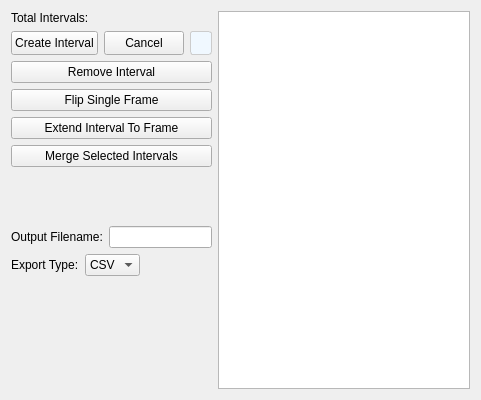
This is src/WhiskerToolbox/DataManager_Widget/DigitalIntervalSeries_Widget/DigitalIntervalSeries_Widget.ui in paulmthompson/WhiskerToolbox as Qt 5 draws it before an edit. The edited form follows.
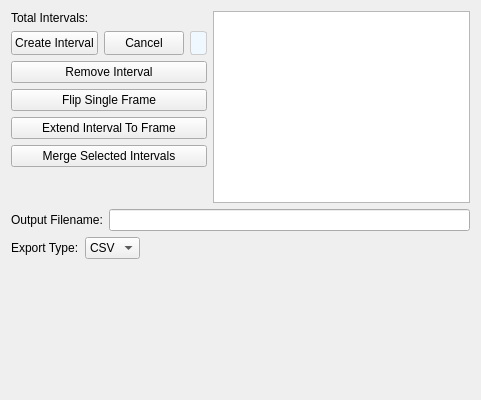
This is the edited form. Custom widgets are drawn as their Qt base class.

Commit message: better layout of data manager sub widgets

Patch:
```diff
--- a/src/WhiskerToolbox/DataManager_Widget/DigitalIntervalSeries_Widget/DigitalIntervalSeries_Widget.ui
+++ b/src/WhiskerToolbox/DataManager_Widget/DigitalIntervalSeries_Widget/DigitalIntervalSeries_Widget.ui
@@ -13,6 +13,8 @@
   <property name="windowTitle">
    <string>Form</string>
   </property>
+  <layout class="QVBoxLayout" name="mainVerticalLayout">
+   <item>
   <layout class="QHBoxLayout" name="horizontalLayout">
    <item>
     <layout class="QVBoxLayout" name="verticalLayout_2">
@@ -158,6 +160,38 @@
        </property>
       </spacer>
      </item>
+    </layout>
+   </item>
+   <item>
+    <layout class="QVBoxLayout" name="verticalLayout_3">
+     <item>
+      <widget class="QTableView" name="tableView"/>
+     </item>
+    </layout>
+   </item>
+  </layout>
+ </item>
+ <item>
+  <widget class="Section" name="export_section" native="true">
+   <property name="sizePolicy">
+    <sizepolicy hsizetype="Expanding" vsizetype="Preferred">
+     <horstretch>0</horstretch>
+     <verstretch>0</verstretch>
+    </sizepolicy>
+   </property>
+   <layout class="QVBoxLayout" name="exportSectionLayout">
+    <property name="leftMargin">
+     <number>0</number>
+    </property>
+    <property name="topMargin">
+     <number>0</number>
+    </property>
+    <property name="rightMargin">
+     <number>0</number>
+    </property>
+    <property name="bottomMargin">
+     <number>0</number>
+    </property>
      <item>
       <layout class="QHBoxLayout" name="filenameLayout">
        <item>
@@ -217,27 +251,21 @@
        <widget class="CSVIntervalSaver_Widget" name="csv_interval_saver_widget"/>
       </widget>
      </item>
+   </layout>
+  </widget>
+ </item>
      <item>
-      <spacer name="verticalSpacer">
+  <spacer name="verticalSpacer_bottom">
        <property name="orientation">
         <enum>Qt::Orientation::Vertical</enum>
        </property>
        <property name="sizeHint" stdset="0">
         <size>
          <width>20</width>
-         <height>40</height>
+     <height>10</height>
         </size>
        </property>
       </spacer>
-     </item>
-    </layout>
-   </item>
-   <item>
-    <layout class="QVBoxLayout" name="verticalLayout_3">
-     <item>
-      <widget class="QTableView" name="tableView"/>
-     </item>
-    </layout>
    </item>
   </layout>
  </widget>
@@ -248,6 +276,12 @@
    <header>IO_Widgets/DigitalTimeSeries/CSV/CSVIntervalSaver_Widget.hpp</header>
    <container>1</container>
   </customwidget>
+  <customwidget>
+   <class>Section</class>
+   <extends>QWidget</extends>
+   <header>Collapsible_Widget/Section.hpp</header>
+   <container>1</container>
+  </customwidget>
  </customwidgets>
  <resources/>
  <connections/>
```
Lines whose indentation alone changed are shown as unchanged. The commit also changes 5 other files.
